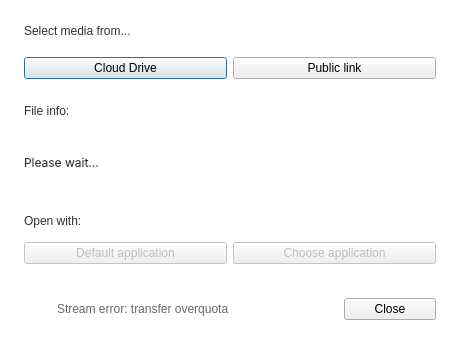
meganz/MEGAsync, file src/MEGASync/gui/ui/StreamingFromMegaDialog.ui: the form before one commit.
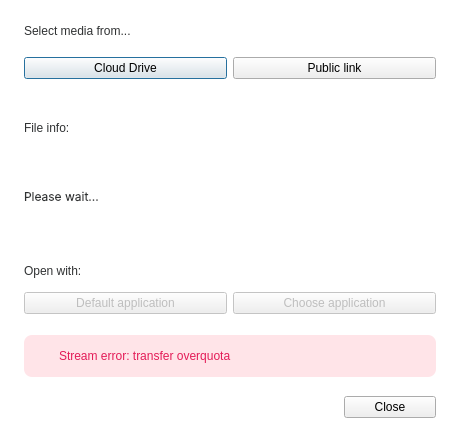
The form after the commit. Icons and pictures are not drawn.

Commit message: Tokenize oq message

What changed in the file:
```diff
--- a/src/MEGASync/gui/ui/StreamingFromMegaDialog.ui
+++ b/src/MEGASync/gui/ui/StreamingFromMegaDialog.ui
@@ -7,19 +7,25 @@
     <x>0</x>
     <y>0</y>
     <width>460</width>
-    <height>344</height>
+    <height>442</height>
    </rect>
   </property>
+  <property name="sizePolicy">
+   <sizepolicy hsizetype="Preferred" vsizetype="Fixed">
+    <horstretch>0</horstretch>
+    <verstretch>0</verstretch>
+   </sizepolicy>
+  </property>
   <property name="minimumSize">
    <size>
     <width>460</width>
-    <height>344</height>
+    <height>0</height>
    </size>
   </property>
   <property name="maximumSize">
    <size>
     <width>460</width>
-    <height>344</height>
+    <height>442</height>
    </size>
   </property>
   <property name="windowTitle">
@@ -70,6 +76,15 @@
   font-size: 12px;
   color: #303233; /*colorToken.text-on-color-disabled*/
 }
+
+#wErrorOQ {
+background-color: #FFE4E8; /*colorToken.notification-error*/
+border-radius: 8px;
+}
+
+#labelError {
+color: #E31B57; /*colorToken.text-error*/
+}
 </string>
   </property>
   <property name="TOKENIZED" stdset="0">
@@ -560,9 +575,9 @@
                      <colorrole role="WindowText">
                       <brush brushstyle="SolidPattern">
                        <color alpha="255">
-                        <red>102</red>
-                        <green>102</green>
-                        <blue>102</blue>
+                        <red>48</red>
+                        <green>50</green>
+                        <blue>51</blue>
                        </color>
                       </brush>
                      </colorrole>
@@ -577,19 +592,19 @@
                      </colorrole>
                      <colorrole role="Text">
                       <brush brushstyle="SolidPattern">
-                       <color alpha="50">
-                        <red>0</red>
-                        <green>0</green>
-                        <blue>0</blue>
+                       <color alpha="255">
+                        <red>48</red>
+                        <green>50</green>
+                        <blue>51</blue>
                        </color>
                       </brush>
                      </colorrole>
                      <colorrole role="ButtonText">
                       <brush brushstyle="SolidPattern">
-                       <color alpha="50">
-                        <red>0</red>
-                        <green>0</green>
-                        <blue>0</blue>
+                       <color alpha="255">
+                        <red>48</red>
+                        <green>50</green>
+                        <blue>51</blue>
                        </color>
                       </brush>
                      </colorrole>
@@ -613,10 +628,10 @@
                      </colorrole>
                      <colorrole role="PlaceholderText">
                       <brush brushstyle="SolidPattern">
-                       <color alpha="25">
-                        <red>0</red>
-                        <green>0</green>
-                        <blue>0</blue>
+                       <color alpha="128">
+                        <red>48</red>
+                        <green>50</green>
+                        <blue>51</blue>
                        </color>
                       </brush>
                      </colorrole>
@@ -625,9 +640,9 @@
                      <colorrole role="WindowText">
                       <brush brushstyle="SolidPattern">
                        <color alpha="255">
-                        <red>102</red>
-                        <green>102</green>
-                        <blue>102</blue>
+                        <red>48</red>
+                        <green>50</green>
+                        <blue>51</blue>
                        </color>
                       </brush>
                      </colorrole>
@@ -642,19 +657,19 @@
                      </colorrole>
                      <colorrole role="Text">
                       <brush brushstyle="SolidPattern">
-                       <color alpha="50">
-                        <red>0</red>
-                        <green>0</green>
-                        <blue>0</blue>
+                       <color alpha="255">
+                        <red>48</red>
+                        <green>50</green>
+                        <blue>51</blue>
                        </color>
                       </brush>
                      </colorrole>
                      <colorrole role="ButtonText">
                       <brush brushstyle="SolidPattern">
-                       <color alpha="50">
-                        <red>0</red>
-                        <green>0</green>
-                        <blue>0</blue>
+                       <color alpha="255">
+                        <red>48</red>
+                        <green>50</green>
+                        <blue>51</blue>
                        </color>
                       </brush>
                      </colorrole>
@@ -678,10 +693,10 @@
                      </colorrole>
                      <colorrole role="PlaceholderText">
                       <brush brushstyle="SolidPattern">
-                       <color alpha="25">
-                        <red>0</red>
-                        <green>0</green>
-                        <blue>0</blue>
+                       <color alpha="128">
+                        <red>48</red>
+                        <green>50</green>
+                        <blue>51</blue>
                        </color>
                       </brush>
                      </colorrole>
@@ -689,10 +704,10 @@
                     <disabled>
                      <colorrole role="WindowText">
                       <brush brushstyle="SolidPattern">
-                       <color alpha="127">
-                        <red>255</red>
-                        <green>255</green>
-                        <blue>255</blue>
+                       <color alpha="255">
+                        <red>48</red>
+                        <green>50</green>
+                        <blue>51</blue>
                        </color>
                       </brush>
                      </colorrole>
@@ -707,19 +722,19 @@
                      </colorrole>
                      <colorrole role="Text">
                       <brush brushstyle="SolidPattern">
-                       <color alpha="50">
-                        <red>0</red>
-                        <green>0</green>
-                        <blue>0</blue>
+                       <color alpha="255">
+                        <red>48</red>
+                        <green>50</green>
+                        <blue>51</blue>
                        </color>
                       </brush>
                      </colorrole>
                      <colorrole role="ButtonText">
                       <brush brushstyle="SolidPattern">
-                       <color alpha="50">
-                        <red>0</red>
-                        <green>0</green>
-                        <blue>0</blue>
+                       <color alpha="255">
+                        <red>48</red>
+                        <green>50</green>
+                        <blue>51</blue>
                        </color>
                       </brush>
                      </colorrole>
@@ -743,10 +758,10 @@
                      </colorrole>
                      <colorrole role="PlaceholderText">
                       <brush brushstyle="SolidPattern">
-                       <color alpha="25">
-                        <red>0</red>
-                        <green>0</green>
-                        <blue>0</blue>
+                       <color alpha="128">
+                        <red>48</red>
+                        <green>50</green>
+                        <blue>51</blue>
                        </color>
                       </brush>
                      </colorrole>
@@ -971,31 +986,28 @@
     </widget>
    </item>
    <item>
-    <widget class="QWidget" name="wClose" native="true">
+    <widget class="QWidget" name="wErrorOQ" native="true">
      <property name="minimumSize">
       <size>
        <width>0</width>
-       <height>48</height>
+       <height>42</height>
       </size>
      </property>
      <property name="maximumSize">
       <size>
        <width>16777215</width>
-       <height>48</height>
+       <height>42</height>
       </size>
      </property>
-     <property name="styleSheet">
-      <string notr="true"/>
-     </property>
-     <layout class="QHBoxLayout" name="horizontalLayout_5">
+     <layout class="QHBoxLayout" name="horizontalLayout_9">
       <property name="leftMargin">
-       <number>0</number>
+       <number>13</number>
       </property>
       <property name="topMargin">
        <number>0</number>
       </property>
       <property name="rightMargin">
-       <number>0</number>
+       <number>13</number>
       </property>
       <property name="bottomMargin">
        <number>0</number>
@@ -1004,14 +1016,14 @@
        <widget class="QToolButton" name="toolButtonError">
         <property name="minimumSize">
          <size>
-          <width>27</width>
-          <height>27</height>
+          <width>16</width>
+          <height>16</height>
          </size>
         </property>
         <property name="maximumSize">
          <size>
-          <width>27</width>
-          <height>27</height>
+          <width>16</width>
+          <height>16</height>
          </size>
         </property>
         <property name="styleSheet">
@@ -1026,8 +1038,8 @@
         </property>
         <property name="iconSize">
          <size>
-          <width>24</width>
-          <height>24</height>
+          <width>16</width>
+          <height>16</height>
          </size>
         </property>
        </widget>
@@ -1048,6 +1060,39 @@
         </property>
        </widget>
       </item>
+     </layout>
+    </widget>
+   </item>
+   <item>
+    <widget class="QWidget" name="wClose" native="true">
+     <property name="minimumSize">
+      <size>
+       <width>0</width>
+       <height>48</height>
+      </size>
+     </property>
+     <property name="maximumSize">
+      <size>
+       <width>16777215</width>
+       <height>48</height>
+      </size>
+     </property>
+     <property name="styleSheet">
+      <string notr="true"/>
+     </property>
+     <layout class="QHBoxLayout" name="horizontalLayout_5">
+      <property name="leftMargin">
+       <number>0</number>
+      </property>
+      <property name="topMargin">
+       <number>0</number>
+      </property>
+      <property name="rightMargin">
+       <number>0</number>
+      </property>
+      <property name="bottomMargin">
+       <number>0</number>
+      </property>
       <item>
        <spacer name="horizontalSpacer">
         <property name="orientation">
```
Left out of the diff: 6 changed lines with no effect on the pictures. The commit also changes 1 other file.
